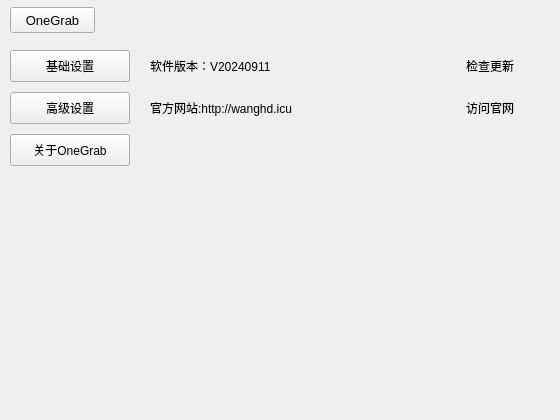
This is OneGrab/src/SettingDialog.ui in whdicu/OneGrab as Qt 5 draws it before an edit. The edited form follows.
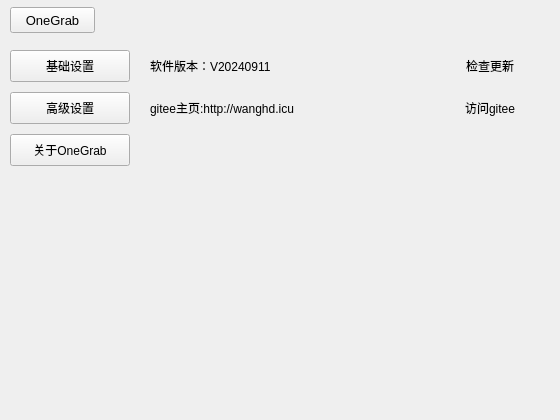
This is the edited form. The open tabs and pages were chosen to show the change. Icons and pictures are not drawn. Custom widgets are drawn as their Qt base class.

Commit message: 1.增加当前已是最新版本的弹窗 2.增加打开gitee按钮

Diff of the .ui file:
```diff
--- a/OneGrab/src/SettingDialog.ui
+++ b/OneGrab/src/SettingDialog.ui
@@ -956,11 +956,17 @@
                </font>
               </property>
               <property name="text">
-               <string>官方网站:http://wanghd.icu</string>
+               <string>gitee主页:http://wanghd.icu</string>
               </property>
               <property name="alignment">
                <set>Qt::AlignLeading|Qt::AlignLeft|Qt::AlignVCenter</set>
               </property>
+              <property name="wordWrap">
+               <bool>false</bool>
+              </property>
+              <property name="textInteractionFlags">
+               <set>Qt::LinksAccessibleByMouse|Qt::TextSelectableByKeyboard|Qt::TextSelectableByMouse</set>
+              </property>
              </widget>
             </item>
             <item>
@@ -986,7 +992,7 @@
                <cursorShape>PointingHandCursor</cursorShape>
               </property>
               <property name="text">
-               <string>访问官网</string>
+               <string>访问gitee</string>
               </property>
               <property name="flat">
                <bool>true</bool>
```
Left out of the diff: 25 changed lines with no effect on the pictures. The commit also changes 5 other files.
